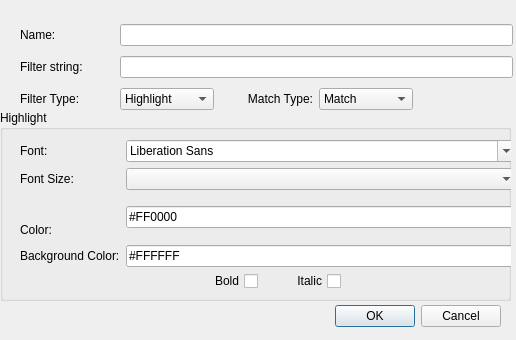
jarridgraham/QtTail, file src/filters.ui: the form before one commit.
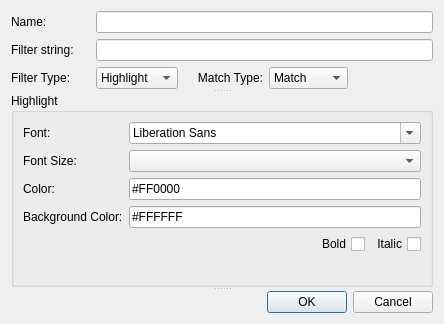
The form after the commit.

Commit message: -) Resolved stupid bug about ComboBox

Patch:
```diff
--- a/src/filters.ui
+++ b/src/filters.ui
@@ -6,8 +6,8 @@
    <rect>
     <x>0</x>
     <y>0</y>
-    <width>516</width>
-    <height>340</height>
+    <width>444</width>
+    <height>324</height>
    </rect>
   </property>
   <property name="windowTitle">
@@ -16,145 +16,13 @@
   <property name="locale">
    <locale language="English" country="UnitedStates"/>
   </property>
-  <widget class="QDialogButtonBox" name="buttonBox">
-   <property name="geometry">
-    <rect>
-     <x>320</x>
-     <y>300</y>
-     <width>181</width>
-     <height>32</height>
-    </rect>
-   </property>
-   <property name="orientation">
-    <enum>Qt::Horizontal</enum>
-   </property>
-   <property name="standardButtons">
-    <set>QDialogButtonBox::Cancel|QDialogButtonBox::Ok</set>
-   </property>
-  </widget>
-  <widget class="QGroupBox" name="groupBoxHighlight">
-   <property name="geometry">
-    <rect>
-     <x>0</x>
-     <y>110</y>
-     <width>511</width>
-     <height>191</height>
-    </rect>
-   </property>
-   <property name="title">
-    <string>Highlight</string>
-   </property>
-   <widget class="QWidget" name="layoutWidget">
-    <property name="geometry">
-     <rect>
-      <x>20</x>
-      <y>30</y>
-      <width>498</width>
-      <height>127</height>
-     </rect>
-    </property>
-    <layout class="QGridLayout" name="gridLayout_2">
+  <layout class="QGridLayout" name="gridLayout_4">
      <item row="0" column="0">
-      <widget class="QLabel" name="labelFont">
-       <property name="text">
-        <string>Font:</string>
-       </property>
-       <property name="buddy">
-        <cstring>fontComboBox</cstring>
-       </property>
-      </widget>
-     </item>
-     <item row="0" column="1">
-      <widget class="QFontComboBox" name="fontComboBox"/>
-     </item>
-     <item row="1" column="0">
-      <widget class="QLabel" name="labelFontSize">
-       <property name="text">
-        <string>Font Size: </string>
-       </property>
-       <property name="buddy">
-        <cstring>fontSizeComboBox</cstring>
-       </property>
-      </widget>
-     </item>
-     <item row="1" column="1">
-      <widget class="QComboBox" name="fontSizeComboBox"/>
-     </item>
-     <item row="2" column="1" rowspan="2">
-      <widget class="QLineEdit" name="lineEditColor">
-       <property name="text">
-        <string>#FF0000</string>
-       </property>
-      </widget>
-     </item>
-     <item row="3" column="0">
-      <widget class="QLabel" name="labelColor">
-       <property name="text">
-        <string>Color:</string>
-       </property>
-       <property name="buddy">
-        <cstring>lineEditColor</cstring>
-       </property>
-      </widget>
-     </item>
-     <item row="4" column="0">
-      <widget class="QLabel" name="labelBackgroundColor">
-       <property name="text">
-        <string>Background Color:</string>
-       </property>
-      </widget>
-     </item>
-     <item row="4" column="1">
-      <widget class="QLineEdit" name="lineEditBackgroundColor">
-       <property name="text">
-        <string>#FFFFFF</string>
-       </property>
-      </widget>
-     </item>
-    </layout>
-   </widget>
+    <widget class="QSplitter" name="splitter">
+     <property name="orientation">
+      <enum>Qt::Vertical</enum>
+     </property>
    <widget class="QWidget" name="layoutWidget">
-    <property name="geometry">
-     <rect>
-      <x>180</x>
-      <y>160</y>
-      <width>161</width>
-      <height>23</height>
-     </rect>
-    </property>
-    <layout class="QHBoxLayout" name="horizontalLayout">
-     <item>
-      <widget class="QCheckBox" name="checkBoxBold">
-       <property name="layoutDirection">
-        <enum>Qt::RightToLeft</enum>
-       </property>
-       <property name="text">
-        <string>Bold</string>
-       </property>
-      </widget>
-     </item>
-     <item>
-      <widget class="QCheckBox" name="checkBoxItalic">
-       <property name="layoutDirection">
-        <enum>Qt::RightToLeft</enum>
-       </property>
-       <property name="text">
-        <string>Italic</string>
-       </property>
-      </widget>
-     </item>
-    </layout>
-   </widget>
-  </widget>
-  <widget class="QWidget" name="layoutWidget">
-   <property name="geometry">
-    <rect>
-     <x>20</x>
-     <y>20</y>
-     <width>493</width>
-     <height>95</height>
-    </rect>
-   </property>
    <layout class="QGridLayout" name="gridLayout">
     <item row="0" column="0">
      <widget class="QLabel" name="labelName">
@@ -244,6 +112,158 @@
     </item>
    </layout>
   </widget>
+     <widget class="QGroupBox" name="groupBoxHighlight">
+      <property name="title">
+       <string>Highlight</string>
+      </property>
+      <layout class="QVBoxLayout" name="verticalLayout_2">
+       <item>
+        <layout class="QVBoxLayout" name="verticalLayout">
+         <item>
+          <layout class="QGridLayout" name="gridLayout_2">
+           <item row="0" column="1">
+            <widget class="QFontComboBox" name="fontComboBox"/>
+           </item>
+           <item row="2" column="0">
+            <widget class="QLabel" name="labelFontSize">
+             <property name="text">
+              <string>Font Size: </string>
+             </property>
+             <property name="buddy">
+              <cstring>fontSizeComboBox</cstring>
+             </property>
+            </widget>
+           </item>
+           <item row="6" column="1">
+            <widget class="QLineEdit" name="lineEditBackgroundColor">
+             <property name="text">
+              <string>#FFFFFF</string>
+             </property>
+            </widget>
+           </item>
+           <item row="6" column="0">
+            <widget class="QLabel" name="labelBackgroundColor">
+             <property name="text">
+              <string>Background Color:</string>
+             </property>
+            </widget>
+           </item>
+           <item row="2" column="1">
+            <widget class="QComboBox" name="fontSizeComboBox"/>
+           </item>
+           <item row="0" column="0">
+            <widget class="QLabel" name="labelFont">
+             <property name="text">
+              <string>Font:</string>
+             </property>
+             <property name="buddy">
+              <cstring>fontComboBox</cstring>
+             </property>
+            </widget>
+           </item>
+           <item row="3" column="1">
+            <widget class="QLineEdit" name="lineEditColor">
+             <property name="text">
+              <string>#FF0000</string>
+             </property>
+            </widget>
+           </item>
+           <item row="3" column="0">
+            <widget class="QLabel" name="labelColor">
+             <property name="text">
+              <string>Color:</string>
+             </property>
+             <property name="buddy">
+              <cstring>lineEditColor</cstring>
+             </property>
+            </widget>
+           </item>
+          </layout>
+         </item>
+         <item>
+          <layout class="QHBoxLayout" name="horizontalLayout">
+           <item>
+            <spacer name="horizontalSpacer_2">
+             <property name="orientation">
+              <enum>Qt::Horizontal</enum>
+             </property>
+             <property name="sizeHint" stdset="0">
+              <size>
+               <width>40</width>
+               <height>20</height>
+              </size>
+             </property>
+            </spacer>
+           </item>
+           <item>
+            <widget class="QCheckBox" name="checkBoxBold">
+             <property name="layoutDirection">
+              <enum>Qt::RightToLeft</enum>
+             </property>
+             <property name="text">
+              <string>Bold</string>
+             </property>
+            </widget>
+           </item>
+           <item>
+            <widget class="QCheckBox" name="checkBoxItalic">
+             <property name="layoutDirection">
+              <enum>Qt::RightToLeft</enum>
+             </property>
+             <property name="text">
+              <string>Italic</string>
+             </property>
+            </widget>
+           </item>
+          </layout>
+         </item>
+         <item>
+          <spacer name="verticalSpacer">
+           <property name="orientation">
+            <enum>Qt::Vertical</enum>
+           </property>
+           <property name="sizeHint" stdset="0">
+            <size>
+             <width>20</width>
+             <height>40</height>
+            </size>
+           </property>
+          </spacer>
+         </item>
+        </layout>
+       </item>
+      </layout>
+     </widget>
+     <widget class="QWidget" name="">
+      <layout class="QHBoxLayout" name="horizontalLayout_2">
+       <item>
+        <spacer name="horizontalSpacer">
+         <property name="orientation">
+          <enum>Qt::Horizontal</enum>
+         </property>
+         <property name="sizeHint" stdset="0">
+          <size>
+           <width>40</width>
+           <height>20</height>
+          </size>
+         </property>
+        </spacer>
+       </item>
+       <item>
+        <widget class="QDialogButtonBox" name="buttonBox">
+         <property name="orientation">
+          <enum>Qt::Horizontal</enum>
+         </property>
+         <property name="standardButtons">
+          <set>QDialogButtonBox::Cancel|QDialogButtonBox::Ok</set>
+         </property>
+        </widget>
+       </item>
+      </layout>
+     </widget>
+    </widget>
+   </item>
+  </layout>
  </widget>
  <tabstops>
   <tabstop>buttonBox</tabstop>
```
Left out of the diff: 3 changed lines with no effect on the pictures. Lines whose indentation alone changed are shown as unchanged. The commit also changes 3 other files.
